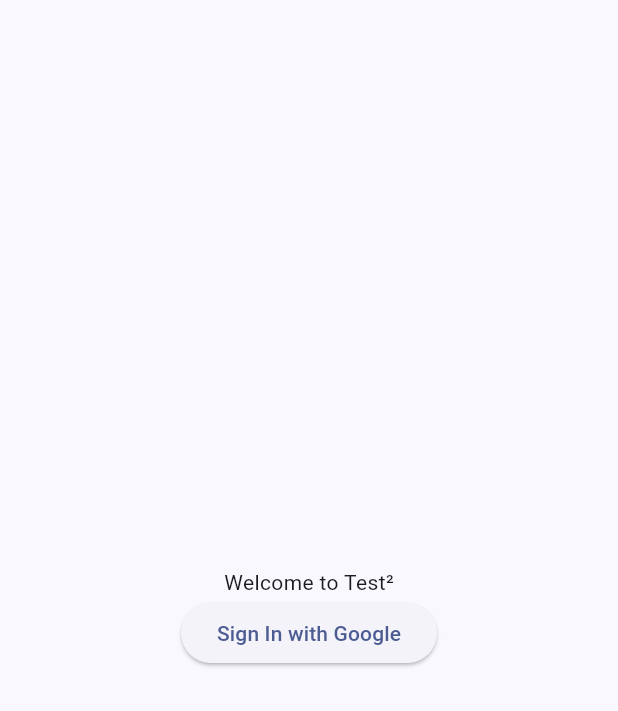
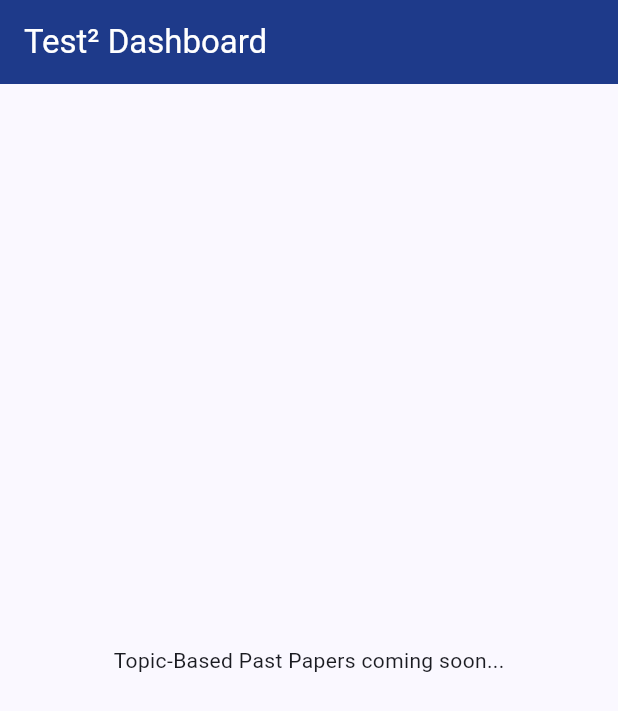
Before and after one commit to cloudnine-ddy/test_squared, a Flutter app: the screen it shows after launch, after a tap on "Sign In with Google", on a phone screen of 412 x 824 dp. Shown: the top 711 px of the screen. Run offline on Flutter 3.47's test engine with Material 3 defaults, Android fonts, the phone set to English and light mode, and no system bars; our stand-ins replace go_router.

Commit message:
[feat]: implement navigation from login to dashboard

```diff
--- a/lib/core/router/app_router.dart
+++ b/lib/core/router/app_router.dart
@@ -1,5 +1,6 @@
 import 'package:go_router/go_router.dart';
 import '../../features/auth/login_screen.dart';
+import '../../features/dashboard/dashboard_screen.dart';
 
 final goRouter = GoRouter(
   routes: [
@@ -7,5 +8,9 @@ final goRouter = GoRouter(
       path: '/',
       builder: (context, state) => const LoginScreen(),
     ),
+    GoRoute(
+      path: '/dashboard',
+      builder: (context, state) => const DashboardScreen(),
+    ),
   ],
 );
--- a/lib/features/auth/login_screen.dart
+++ b/lib/features/auth/login_screen.dart
@@ -1,4 +1,5 @@
 import 'package:flutter/material.dart';
+import 'package:go_router/go_router.dart';
 
 class LoginScreen extends StatelessWidget {
   const LoginScreen({super.key});
@@ -13,7 +14,7 @@ class LoginScreen extends StatelessWidget {
             const Text('Welcome to Test²'),
             ElevatedButton(
               onPressed: () {
-                // TODO: Add sign in logic
+                context.go('/dashboard');
               },
               child: const Text('Sign In with Google'),
             ),
--- /dev/null
+++ b/lib/features/dashboard/dashboard_screen.dart
@@ -0,0 +1,17 @@
+import 'package:flutter/material.dart';
+
+class DashboardScreen extends StatelessWidget {
+  const DashboardScreen({super.key});
+
+  @override
+  Widget build(BuildContext context) {
+    return Scaffold(
+      appBar: AppBar(
+        title: const Text('Test² Dashboard'),
+      ),
+      body: const Center(
+        child: Text('Topic-Based Past Papers coming soon...'),
+      ),
+    );
+  }
+}
```
